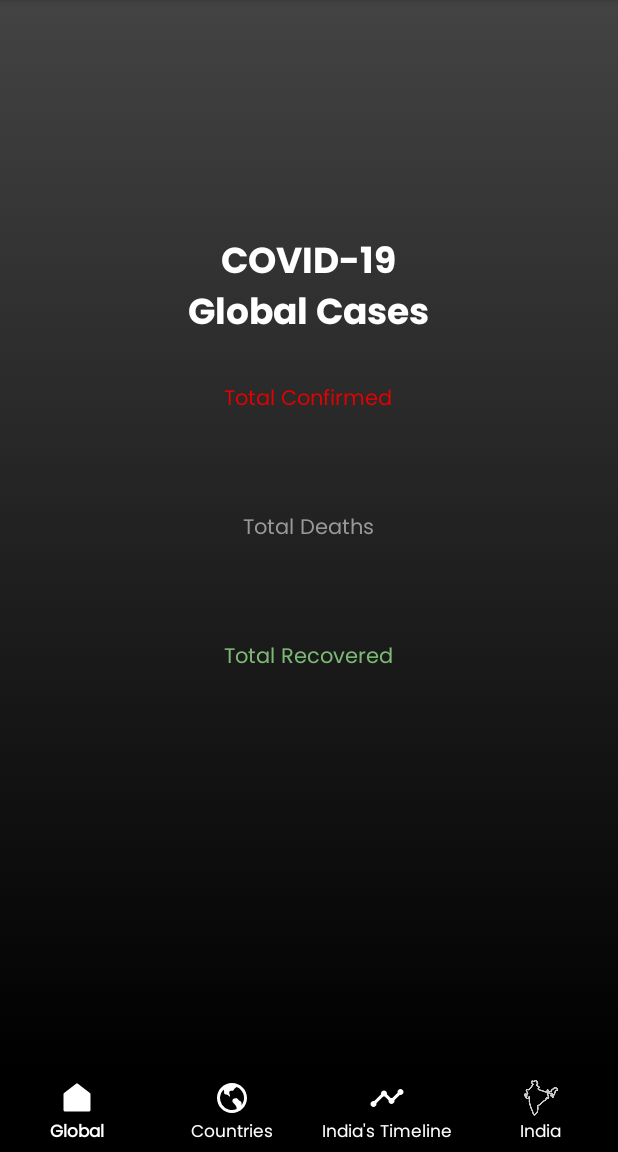
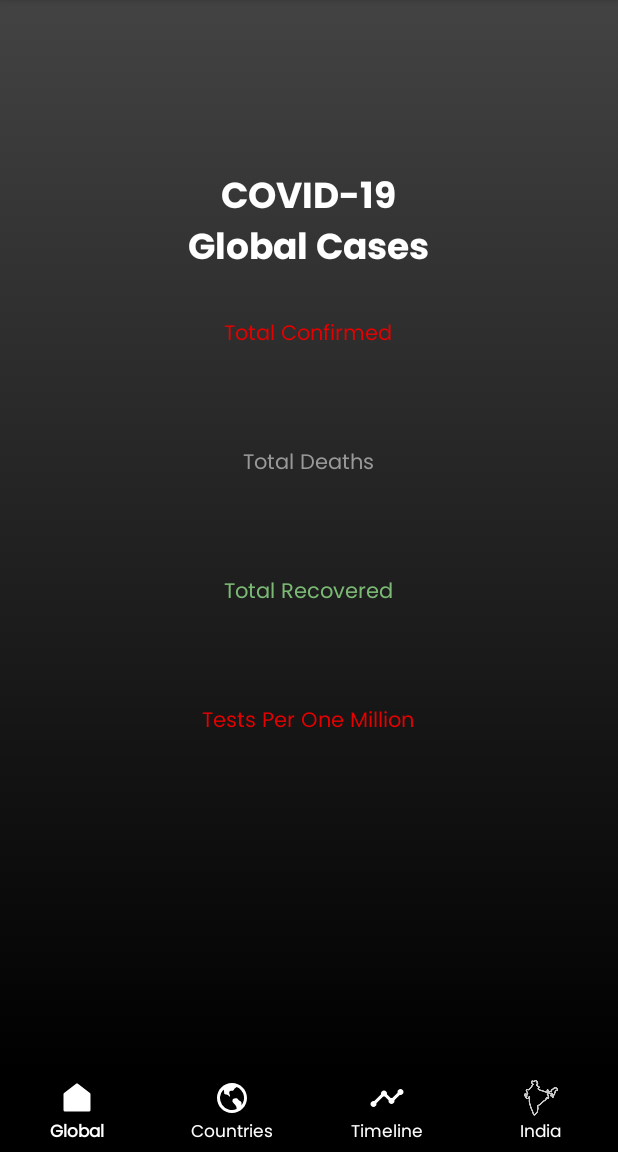
Before and after one commit to Viren-Patil/COVID-19-Tracker, an Android app: the screen it shows after launch (MainActivity), on a phone screen of 412 x 824 dp, the part 84-1236 px from its top. Run offline under Robolectric (Android 15) with nearby library versions, the phone set to English and light mode, and no system bars; our stand-ins replace Volley, navigation-ui; network calls fail.

Commit message:
Added Tests Per One Million on Home Page

```diff
--- a/app/src/main/java/com/example/covid_19tracker/ui/country/CovidCountryAdapter.java
+++ b/app/src/main/java/com/example/covid_19tracker/ui/country/CovidCountryAdapter.java
@@ -46,6 +46,7 @@ public class CovidCountryAdapter extends RecyclerView.Adapter<CovidCountryAdapte
         holder.tvTotalCases.setText(Integer.toString(covidCountry.getmCases()));
         holder.tvCountryName.setText(covidCountry.getmCovidCountry());
 
+
         // Glide
         Glide.with(context)
                 .load(covidCountry.getmFlags())
@@ -59,7 +60,7 @@ public class CovidCountryAdapter extends RecyclerView.Adapter<CovidCountryAdapte
     }
 
     public class ViewHolder extends RecyclerView.ViewHolder {
-        TextView tvTotalCases, tvCountryName;
+        TextView tvTotalCases, tvCountryName, tvSerial;
         ImageView imgCountryFlag;
 
         public ViewHolder(@NonNull View itemView) {
--- a/app/src/main/java/com/example/covid_19tracker/ui/home/HomeFragment.java
+++ b/app/src/main/java/com/example/covid_19tracker/ui/home/HomeFragment.java
@@ -27,7 +27,7 @@ import java.util.Calendar;
 
 public class HomeFragment extends Fragment {
 
-    private TextView tvTotalConfirmed, tvTotalDeaths, tvTotalRecovered, tvLastUpdated;
+    private TextView tvTotalConfirmed, tvTotalDeaths, tvTotalRecovered, tvLastUpdated, tvTestsPerOneMillion;
     private ProgressBar progressBar;
 
     public View onCreateView(@NonNull LayoutInflater inflater,
@@ -39,6 +39,7 @@ public class HomeFragment extends Fragment {
         tvTotalConfirmed = root.findViewById(R.id.tvTotalConfirmed);
         tvTotalDeaths = root.findViewById(R.id.tvTotalDeaths);
         tvTotalRecovered = root.findViewById(R.id.tvTotalRecovered);
+        tvTestsPerOneMillion = root.findViewById(R.id.tvTestsPerOneMillion);
         tvLastUpdated = root.findViewById(R.id.tvLastUpdated);
         progressBar = root.findViewById(R.id.progress_circular_home);
 
@@ -75,6 +76,7 @@ public class HomeFragment extends Fragment {
                     tvTotalConfirmed.setText(jsonObject.getString("cases"));
                     tvTotalDeaths.setText(jsonObject.getString("deaths"));
                     tvTotalRecovered.setText(jsonObject.getString("recovered"));
+                    tvTestsPerOneMillion.setText(jsonObject.getString("testsPerOneMillion"));
                     tvLastUpdated.setText("Last Updated"+"\n"+getDate(jsonObject.getLong("updated")));
                 } catch (JSONException e) {
                     e.printStackTrace();
--- a/app/src/main/java/com/example/covid_19tracker/ui/timeline/TimelineFragment.java
+++ b/app/src/main/java/com/example/covid_19tracker/ui/timeline/TimelineFragment.java
@@ -44,9 +44,9 @@ public class TimelineFragment extends Fragment {
         progressBar = root.findViewById(R.id.progress_circular_timeline);
         rvTimeline.setLayoutManager(new LinearLayoutManager(getActivity()));
 
-//        DividerItemDecoration dividerItemDecoration = new DividerItemDecoration(rvTimeline.getContext(), DividerItemDecoration.VERTICAL);
-//        dividerItemDecoration.setDrawable(ContextCompat.getDrawable(getContext(), R.drawable.line_divider));
-//        rvTimeline.addItemDecoration(dividerItemDecoration);
+        DividerItemDecoration dividerItemDecoration = new DividerItemDecoration(rvTimeline.getContext(), DividerItemDecoration.VERTICAL);
+        dividerItemDecoration.setDrawable(ContextCompat.getDrawable(getContext(), R.drawable.line_divider));
+        rvTimeline.addItemDecoration(dividerItemDecoration);
 
         //Action bar title
         getActivity().setTitle("India's Timeline (2020)");
--- a/app/src/main/res/layout/fragment_home.xml
+++ b/app/src/main/res/layout/fragment_home.xml
@@ -73,6 +73,22 @@
             android:textColor="@color/colorTotalRecovered"/>
 
         <TextView
+            android:id="@+id/tvLabelTotalRecovered"
+            style="@style/LabelFontStyle"
+            android:layout_width="wrap_content"
+            android:layout_height="wrap_content"
+            android:textColor="@color/colorTotalConfirmed"
+            android:text="Tests Per One Million"/>
+
+        <TextView
+            android:id="@+id/tvTestsPerOneMillion"
+            style="@style/TotalFontStyle"
+            android:layout_width="wrap_content"
+            android:layout_height="wrap_content"
+            tools:text= "230.0"
+            android:textColor="@color/colorTotalConfirmed"/>
+
+        <TextView
             android:id="@+id/tvLastUpdated"
             style="@style/LabelFontStyle"
             android:textColor="#fff"
--- a/app/src/main/res/values/strings.xml
+++ b/app/src/main/res/values/strings.xml
@@ -2,6 +2,6 @@
     <string name="app_name">COVID-19 Tracker</string>
     <string name="title_home">Global</string>
     <string name="title_country">Countries</string>
-    <string name="title_timeline">India\'s Timeline</string>
+    <string name="title_timeline">Timeline</string>
     <string name="title_india">India</string>
 </resources>
```
Also changed, not shown: app/src/main/java/com/example/covid_19tracker/ui/country/CountryFragment.java (+13 -13 lines), app/src/main/java/com/example/covid_19tracker/ui/country/CovidCountry.java (+8 -8 lines).
